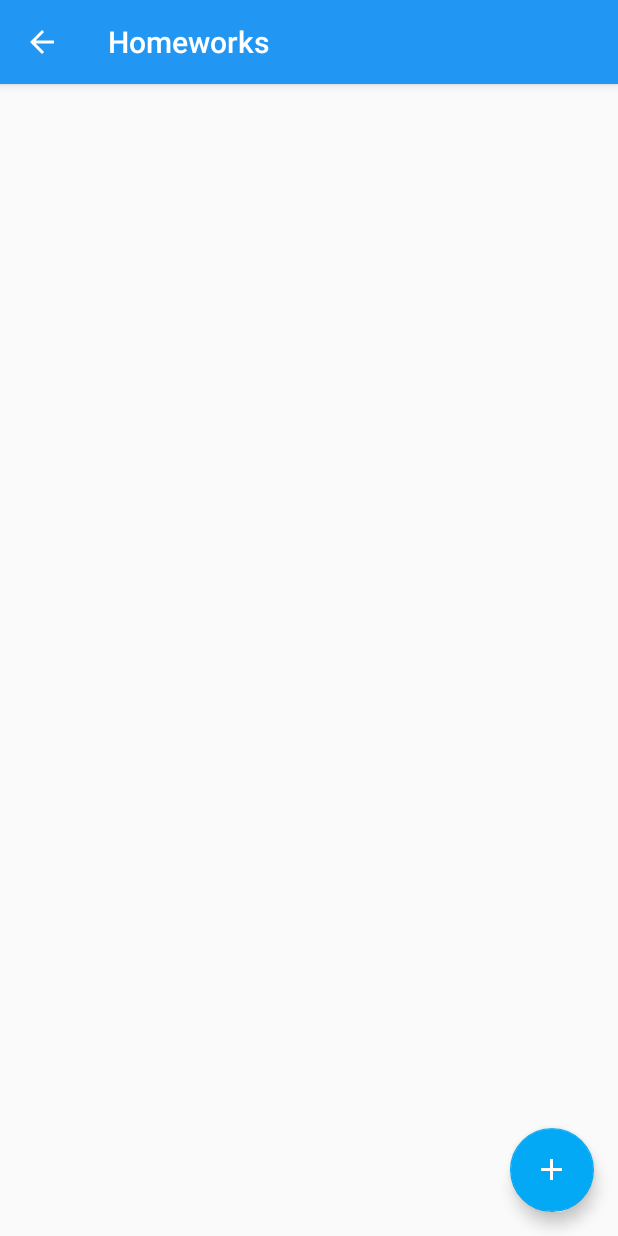
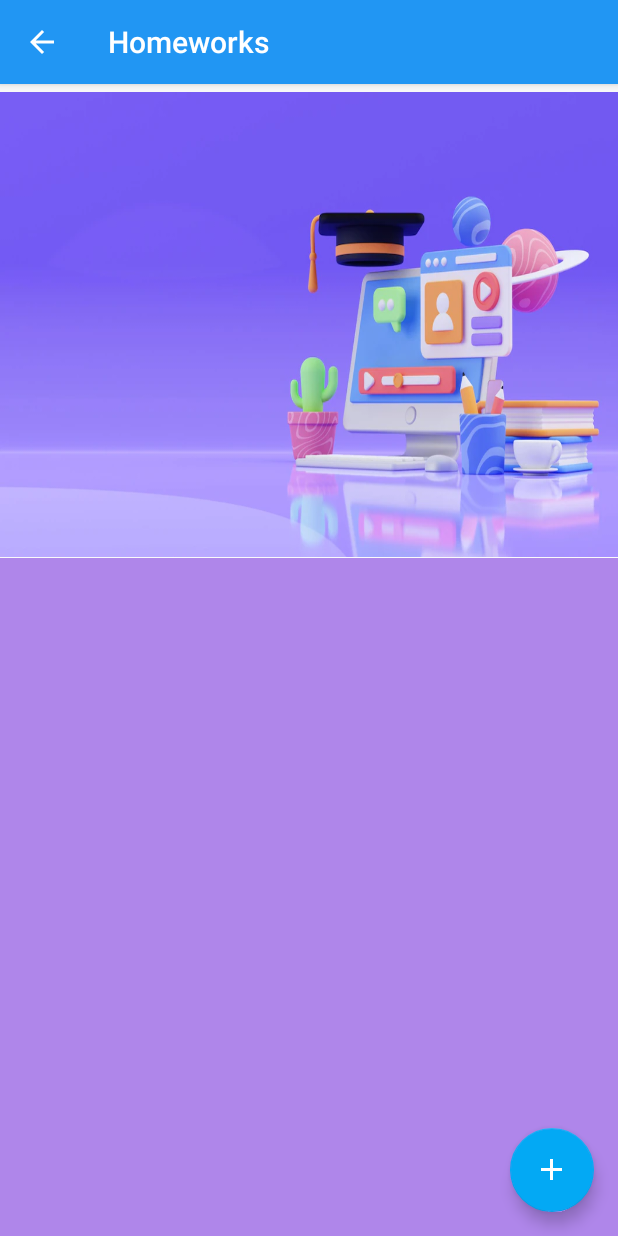
Before and after one commit to RDDSampath/MAD-AlfaDroid-project, an Android app: the HomeworkActivity screen opened directly, with no data from a screen before it, on a phone screen of 412 x 824 dp. Run offline under Robolectric (Android 15) with nearby library versions, the phone set to English and light mode, and no system bars; libraries missing offline, so code that uses them is left out: org.xdty.preference; Roboto replaces fonts that are not available here.

Commit message:
final commit

```diff
--- a/app/build.gradle
+++ b/app/build.gradle
@@ -1,11 +1,11 @@
 apply plugin: 'com.android.application'
 
 android {
-    compileSdkVersion 27
+compileSdkVersion 32
     defaultConfig {
         applicationId "com.ulan.timetable"
         minSdkVersion 21
-        targetSdkVersion 27
+        targetSdkVersion 30
         versionCode 1
         versionName "1.0"
         testInstrumentationRunner "android.support.test.runner.AndroidJUnitRunner"
@@ -33,7 +33,9 @@ dependencies {
     implementation 'com.android.support:cardview-v7:27.1.1'
     implementation 'petrov.kristiyan:colorpicker-library:1.1.8'
     implementation 'org.xdty.preference:color-picker:0.0.5'
+    implementation 'com.android.support:support-annotations:28.0.0'
     testImplementation 'junit:junit:4.12'
     androidTestImplementation 'com.android.support.test:runner:1.0.2'
     androidTestImplementation 'com.android.support.test.espresso:espresso-core:3.0.2'
+    implementation 'pl.droidsonroids.gif:android-gif-drawable:1.2.19'
 }
--- a/app/src/main/AndroidManifest.xml
+++ b/app/src/main/AndroidManifest.xml
@@ -29,13 +29,13 @@
             android:resource="@array/preloaded_fonts" />
 
         <activity
-            android:name=".activities.HomeworksActivity"
+            android:name=".activities.HomeworkActivity"
             android:label="@string/homeworks"
             android:parentActivityName=".activities.MainActivity" />
 
         <meta-data
             android:name="android.support.PARENT_ACTIVITY"
-            android:value=".activities.HomeworksActivity" />
+            android:value=".activities.HomeworkActivity" />
 
         <activity
             android:name=".activities.NotesActivity"
--- a/app/src/main/java/com/dhanushka/timetable/activities/HomeworksActivity.java
+++ b/app/src/main/java/com/dhanushka/timetable/activities/HomeworkActivity.java
@@ -10,7 +10,9 @@ import android.view.MenuInflater;
 import android.view.MenuItem;
 import android.view.View;
 import android.widget.AbsListView;
+import android.widget.ImageButton;
 import android.widget.ListView;
+import android.widget.Toast;
 
 import com.dhanushka.timetable.adapters.HomeworksAdapter;
 import com.dhanushka.timetable.model.Homework;
@@ -21,31 +23,40 @@ import com.dhanushka.timetable.utils.DbHelper;
 import java.util.ArrayList;
 
 
-public class HomeworksActivity extends AppCompatActivity {
+public class HomeworkActivity extends AppCompatActivity {
 
-    private Context context = this;
+    private HomeworkActivity context = this;
     private ListView listView;
     private HomeworksAdapter adapter;
     private DbHelper db;
     private int listposition = 0;
 
+
+
+
+
     @Override
     protected void onCreate(Bundle savedInstanceState) {
         super.onCreate(savedInstanceState);
-        setContentView(R.layout.activity_homeworks);
+        setContentView(R.layout.activity_homework);
         initAll();
+
+
     }
+
+
 
     private void initAll() {
         setupAdapter();
         setupListViewMultiSelect();
         setupCustomDialog();
+
     }
 
     private void setupAdapter() {
         db = new DbHelper(context);
         listView = findViewById(R.id.homeworklist);
-        adapter = new HomeworksAdapter(HomeworksActivity.this, listView, R.layout.listview_homeworks_adapter, db.getHomework());
+        adapter = new HomeworksAdapter(HomeworkActivity.this, listView, R.layout.listview_homework, db.getHomework());
         listView.setAdapter(adapter);
     }
 
@@ -103,6 +114,6 @@ public class HomeworksActivity extends AppCompatActivity {
 
     private void setupCustomDialog() {
         final View alertLayout = getLayoutInflater().inflate(R.layout.dialog_add_homework, null);
-        AlertDialogsHelper.getAddHomeworkDialog(HomeworksActivity.this, alertLayout, adapter);
+        AlertDialogsHelper.getAddHomeworkDialog(HomeworkActivity.this, alertLayout, adapter);
     }
 }
--- a/app/src/main/java/com/dhanushka/timetable/activities/MainActivity.java
+++ b/app/src/main/java/com/dhanushka/timetable/activities/MainActivity.java
@@ -36,7 +36,7 @@ import com.dhanushka.timetable.utils.DailyReceiver;
 
 import java.util.Calendar;
 
-import static com.ulan.timetable.utils.BrowserUtil.openUrlInChromeCustomTab;
+import static com.dhanushka.timetable.utils.BrowserUtil.openUrlInChromeCustomTab;
 
 
 public class MainActivity extends AppCompatActivity implements NavigationView.OnNavigationItemSelectedListener {
@@ -192,7 +192,7 @@ public class MainActivity extends AppCompatActivity implements NavigationView.On
                 startActivity(teacher);
                 return true;
             case R.id.homework:
-                Intent homework = new Intent(MainActivity.this, HomeworksActivity.class);
+                Intent homework = new Intent(MainActivity.this, HomeworkActivity.class);
                 startActivity(homework);
                 return true;
             case R.id.notes:
--- a/app/src/main/java/com/dhanushka/timetable/adapters/HomeworksAdapter.java
+++ b/app/src/main/java/com/dhanushka/timetable/adapters/HomeworksAdapter.java
@@ -14,6 +14,7 @@ import android.widget.ImageView;
 import android.widget.ListView;
 import android.widget.TextView;
 
+import com.dhanushka.timetable.activities.HomeworkActivity;
 import com.dhanushka.timetable.model.Homework;
 import com.dhanushka.timetable.R;
 import com.dhanushka.timetable.utils.AlertDialogsHelper;
@@ -39,7 +40,7 @@ public class HomeworksAdapter extends ArrayAdapter<Homework> {
         ImageView popup;
     }
 
-    public HomeworksAdapter(Activity activity, ListView listView,  int resource, ArrayList<Homework> objects) {
+    public HomeworksAdapter(HomeworkActivity activity, ListView listView, int resource, ArrayList<Homework> objects) {
         super(activity, resource, objects);
         mActivity = activity;
         mListView = listView;
--- /dev/null
+++ b/app/src/main/res/drawable/gradient_background_homework.xml
@@ -0,0 +1,15 @@
+<?xml version="1.0" encoding="utf-8"?>
+<selector xmlns:android="http://schemas.android.com/apk/res/android">
+
+    <item>
+
+        <shape>
+
+        <gradient
+            android:angle="90"
+            android:startColor="#a8c0ff"
+            android:endColor="#3f2b96"
+            android:type="linear"/>
+        </shape>
+    </item>
+</selector>
--- a/app/src/main/res/layout/activity_homeworks.xml
+++ b/app/src/main/res/layout/activity_homework.xml
@@ -5,22 +5,42 @@
     android:id="@+id/coordinatorHomeworks"
     android:layout_width="match_parent"
     android:layout_height="match_parent"
-    tools:context=".activities.HomeworksActivity"
+    tools:context=".activities.HomeworkActivity"
     android:orientation="vertical">
 
     <android.support.constraint.ConstraintLayout
+        android:id="@+id/constraintLayout"
         android:layout_width="match_parent"
-        android:layout_height="match_parent">
+        android:layout_height="match_parent"
+        android:backgroundTint="@color/color11">
+        android:background="@drawable/gradient_background_homework">
 
 
         <ListView
             android:id="@+id/homeworklist"
             android:layout_width="match_parent"
             android:layout_height="match_parent"
-            android:listSelector="@android:color/transparent"
+            android:layout_marginTop="316dp"
+            android:background="#af86ea"
+            android:src="@drawable/gradient_background_homework"
             android:cacheColorHint="@android:color/transparent"
             android:divider="@null"
-            />
+            android:listSelector="@android:color/transparent"
+            app:layout_constraintTop_toTopOf="parent"
+            tools:layout_editor_absoluteX="-28dp" />
+
+        <ImageView
+            android:id="@+id/imageView8"
+            android:layout_width="wrap_content"
+            android:layout_height="310dp"
+            android:backgroundTint="@color/color10"
+            android:scaleType="fitXY"
+            app:layout_constraintBottom_toTopOf="@+id/homeworklist"
+            app:layout_constraintStart_toStartOf="parent"
+            app:layout_constraintTop_toTopOf="parent"
+            app:layout_constraintVertical_bias="0.84"
+            app:srcCompat="@drawable/com" />
+
     </android.support.constraint.ConstraintLayout>
 
     <android.support.design.widget.FloatingActionButton
--- a/app/src/main/res/layout/dialog_add_homework.xml
+++ b/app/src/main/res/layout/dialog_add_homework.xml
@@ -85,12 +85,12 @@
 
         <Button
             android:id="@+id/select_color"
-            android:layout_width="match_parent"
+            android:layout_width="335dp"
             android:layout_height="wrap_content"
+            android:layout_marginLeft="50dp"
             android:layout_marginTop="5dp"
+            android:layout_marginRight="50dp"
             android:layout_marginBottom="5dp"
-            android:layout_marginRight="50dp"
-            android:layout_marginLeft="50dp"
             android:background="@color/white"
             android:text="@string/select_color"
             android:textAlignment="center"
--- a/build.gradle
+++ b/build.gradle
@@ -5,9 +5,10 @@ buildscript {
     repositories {
         google()
         jcenter()
+        mavenCentral()
     }
     dependencies {
-        classpath 'com.android.tools.build:gradle:3.2.1'
+        classpath 'com.android.tools.build:gradle:7.1.3'
 
 
         // NOTE: Do not place your application dependencies here; they belong
@@ -19,6 +20,7 @@ allprojects {
     repositories {
         google()
         jcenter()
+        mavenCentral()
     }
 }
 
```
Also changed, not shown: app/src/main/res/layout/dialog_add_habittracking.xml (added, +122 -0 lines), app/src/main/res/layout/listview_homework.xml (renamed from app/src/main/res/layout/listview_homeworks_adapter.xml, +35 -17 lines), app/src/main/res/drawable/com.jpg (added), app/src/main/res/drawable/correct_removebg_preview.png (added), app/src/main/res/drawable/tick.jpg (added), gradle/wrapper/gradle-wrapper.properties, 1 other file.
